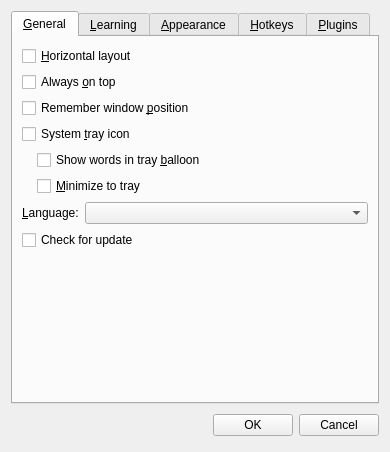
Old version of the form source/settingsdialog.ui in the repository martin-kudlicka/vocabulary-master.
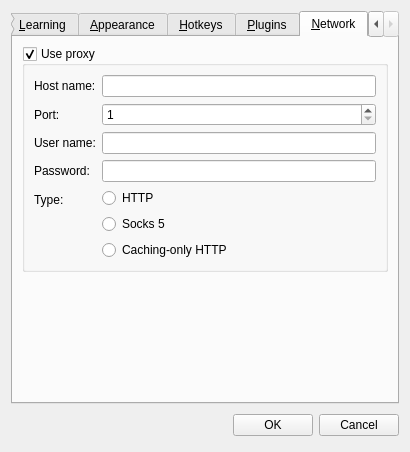
New version of the form. The open tabs and pages were chosen to show the change. Custom widgets are drawn as their Qt base class.

Commit message: + network settings

What changed in the file:
```diff
--- a/source/settingsdialog.ui
+++ b/source/settingsdialog.ui
@@ -6,7 +6,7 @@
    <rect>
     <x>0</x>
     <y>0</y>
-    <width>390</width>
+    <width>410</width>
     <height>426</height>
    </rect>
   </property>
@@ -586,6 +586,117 @@
        </item>
       </layout>
      </widget>
+     <widget class="QWidget" name="tab_6">
+      <attribute name="title">
+       <string>&amp;Network</string>
+      </attribute>
+      <layout class="QVBoxLayout" name="verticalLayout_14">
+       <item>
+        <widget class="QGroupBox" name="qgbUseProxy">
+         <property name="title">
+          <string>Use proxy</string>
+         </property>
+         <property name="checkable">
+          <bool>true</bool>
+         </property>
+         <layout class="QFormLayout" name="formLayout">
+          <item row="0" column="0">
+           <widget class="QLabel" name="label_7">
+            <property name="text">
+             <string>Host name:</string>
+            </property>
+           </widget>
+          </item>
+          <item row="0" column="1">
+           <widget class="QLineEdit" name="qleProxyHostname"/>
+          </item>
+          <item row="1" column="0">
+           <widget class="QLabel" name="label_8">
+            <property name="text">
+             <string>Port:</string>
+            </property>
+           </widget>
+          </item>
+          <item row="1" column="1">
+           <widget class="QSpinBox" name="qsbProxyPort">
+            <property name="minimum">
+             <number>1</number>
+            </property>
+            <property name="maximum">
+             <number>65535</number>
+            </property>
+           </widget>
+          </item>
+          <item row="2" column="0">
+           <widget class="QLabel" name="label_9">
+            <property name="text">
+             <string>User name:</string>
+            </property>
+           </widget>
+          </item>
+          <item row="3" column="0">
+           <widget class="QLabel" name="label_10">
+            <property name="text">
+             <string>Password:</string>
+            </property>
+           </widget>
+          </item>
+          <item row="4" column="0">
+           <widget class="QLabel" name="label_11">
+            <property name="text">
+             <string>Type:</string>
+            </property>
+           </widget>
+          </item>
+          <item row="2" column="1">
+           <widget class="QLineEdit" name="qleProxyUsername"/>
+          </item>
+          <item row="3" column="1">
+           <widget class="QLineEdit" name="qleProxyPassword"/>
+          </item>
+          <item row="4" column="1">
+           <layout class="QVBoxLayout" name="verticalLayout_15">
+            <item>
+             <widget class="QRadioButton" name="qrbProxyTypeHttp">
+              <property name="text">
+               <string>HTTP</string>
+              </property>
+             </widget>
+            </item>
+            <item>
+             <widget class="QRadioButton" name="qrbProxyTypeSocks5">
+              <property name="text">
+               <string>Socks 5</string>
+              </property>
+             </widget>
+            </item>
+            <item>
+             <widget class="QRadioButton" name="qrbProxyTypeCachingOnlyHttp">
+              <property name="text">
+               <string>Caching-only HTTP</string>
+              </property>
+             </widget>
+            </item>
+           </layout>
+          </item>
+         </layout>
+        </widget>
+       </item>
+       <item>
+        <spacer name="verticalSpacer_5">
+         <property name="orientation">
+          <enum>Qt::Vertical</enum>
+         </property>
+         <property name="sizeHint" stdset="0">
+          <size>
+           <width>20</width>
+           <height>40</height>
+          </size>
+         </property>
+        </spacer>
+       </item>
+      </layout>
+     </widget>
     </widget>
    </item>
    <item>
```
The commit also changes 4 other files.
